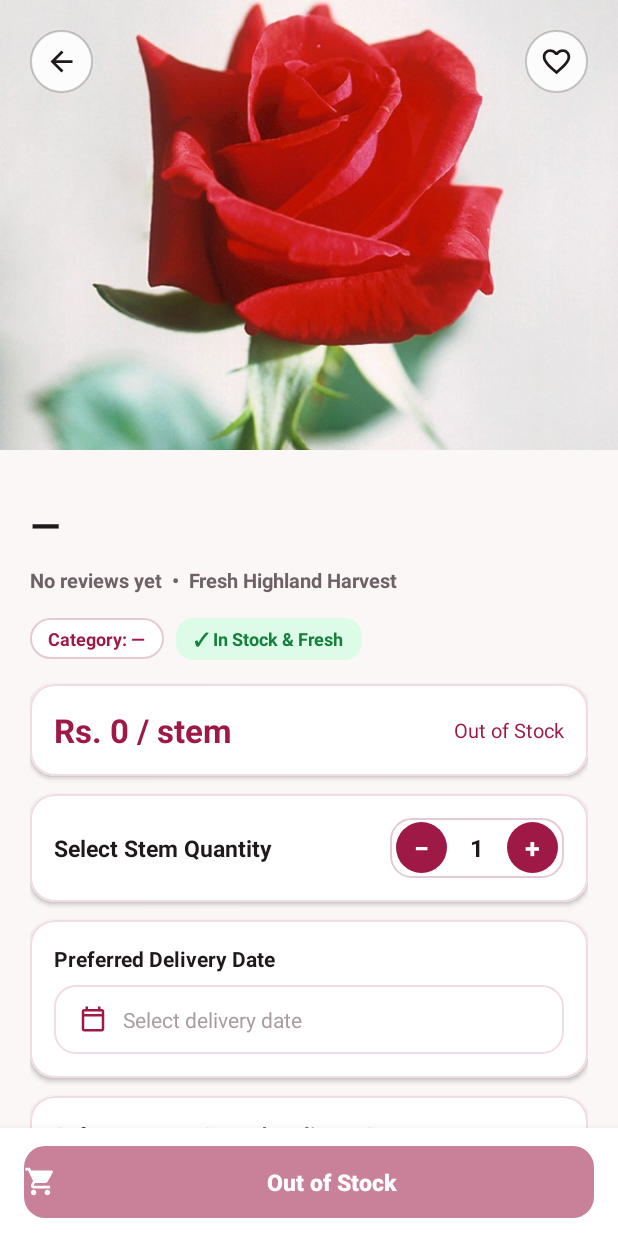
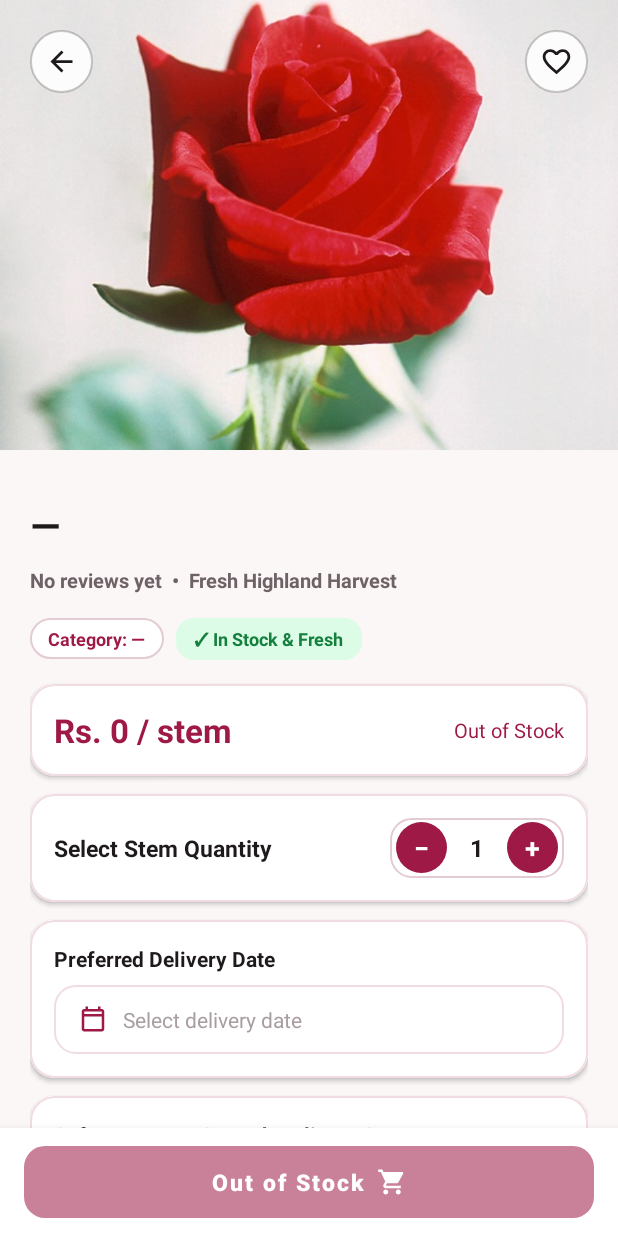
Before and after one commit to Tharushi200/petalio-blossom, an Android app: the FlowerDetailActivity screen opened directly, with no data from a screen before it, on a phone screen of 412 x 824 dp. Run offline under Robolectric (Android 15) with nearby library versions, the phone set to English and light mode, and no system bars.

Commit message:
fix(mobile): center cart icon on right side of Add to Cart button

```diff
--- a/mobile_app/app/src/main/res/layout/activity_flower_detail.xml
+++ b/mobile_app/app/src/main/res/layout/activity_flower_detail.xml
@@ -617,22 +617,27 @@
         </LinearLayout>
 
         <!-- Wide Pill "Add to Cart" Action Button -->
-        <androidx.appcompat.widget.AppCompatButton
+        <com.google.android.material.button.MaterialButton
             android:id="@+id/btnAddToCartDetail"
             android:layout_width="match_parent"
             android:layout_height="48dp"
             android:layout_marginStart="0dp"
             android:background="@drawable/bg_btn_primary_blossom"
-            android:drawablePadding="8dp"
             android:gravity="center"
+            android:insetTop="0dp"
+            android:insetBottom="0dp"
             android:stateListAnimator="@null"
             android:text="Add to Cart  •  Rs. 0"
             android:textAllCaps="false"
             android:textColor="@color/text_white"
             android:textSize="15sp"
             android:textStyle="bold"
-            app:drawableStartCompat="@drawable/ic_nav_cart"
-            app:drawableTint="@color/text_white" />
+            app:backgroundTint="@null"
+            app:icon="@drawable/ic_nav_cart"
+            app:iconGravity="textEnd"
+            app:iconPadding="8dp"
+            app:iconSize="20dp"
+            app:iconTint="@color/text_white" />
     </LinearLayout>
 
 </androidx.constraintlayout.widget.ConstraintLayout>
```
